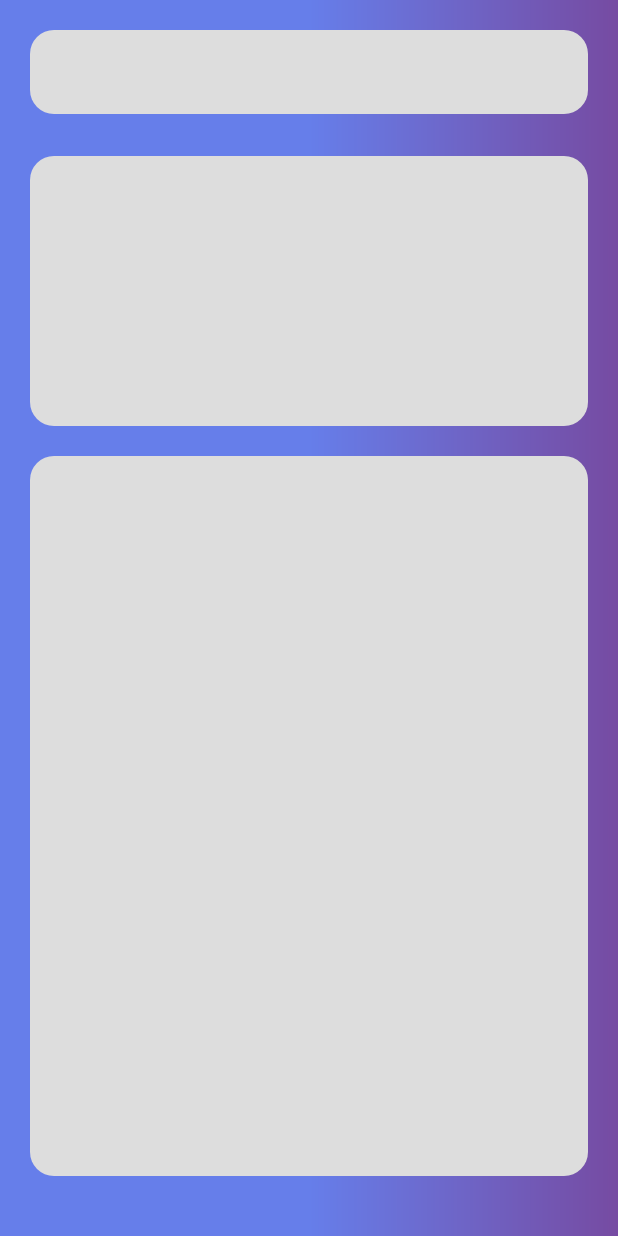
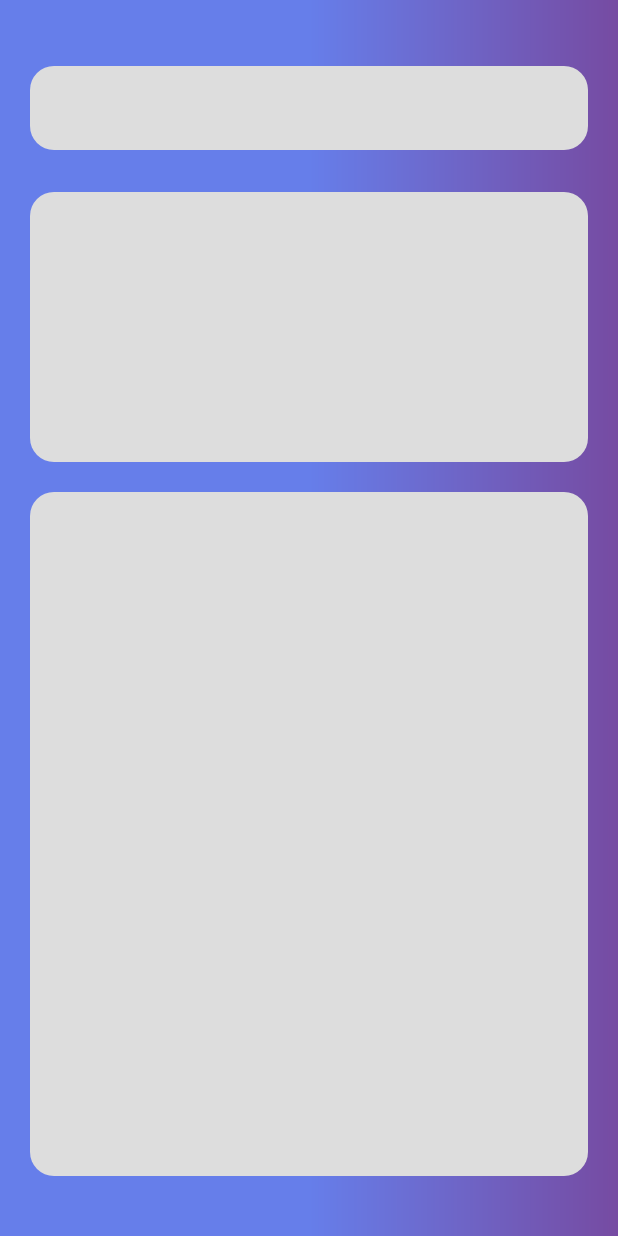
Before and after one commit to saurabhkaipurkar/Project-Weather-App, an Android app: the layout skeleton_weather_screen.xml on its own in the app's theme, with its tools: preview values and no code run, on a phone screen of 412 x 824 dp. Run offline under Robolectric (Android 15) with nearby library versions, the light colour scheme and no system bars.

Commit message:
UI enchance

```diff
--- a/app/src/main/res/layout/skeleton_weather_screen.xml
+++ b/app/src/main/res/layout/skeleton_weather_screen.xml
@@ -11,7 +11,8 @@
 
     <androidx.constraintlayout.widget.ConstraintLayout
         android:layout_width="match_parent"
-        android:layout_height="match_parent">
+        android:layout_height="match_parent"
+        android:layout_marginTop="24dp">
 
         <!-- Fake Search Bar -->
         <View
```
